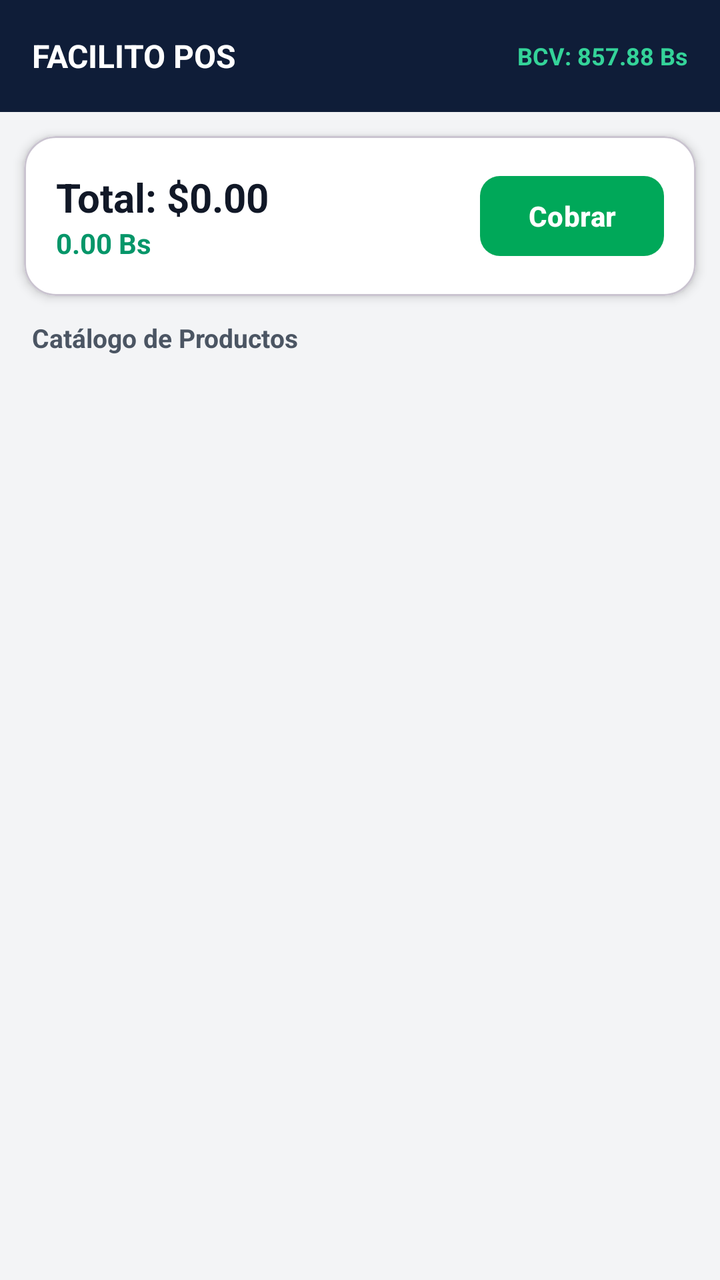
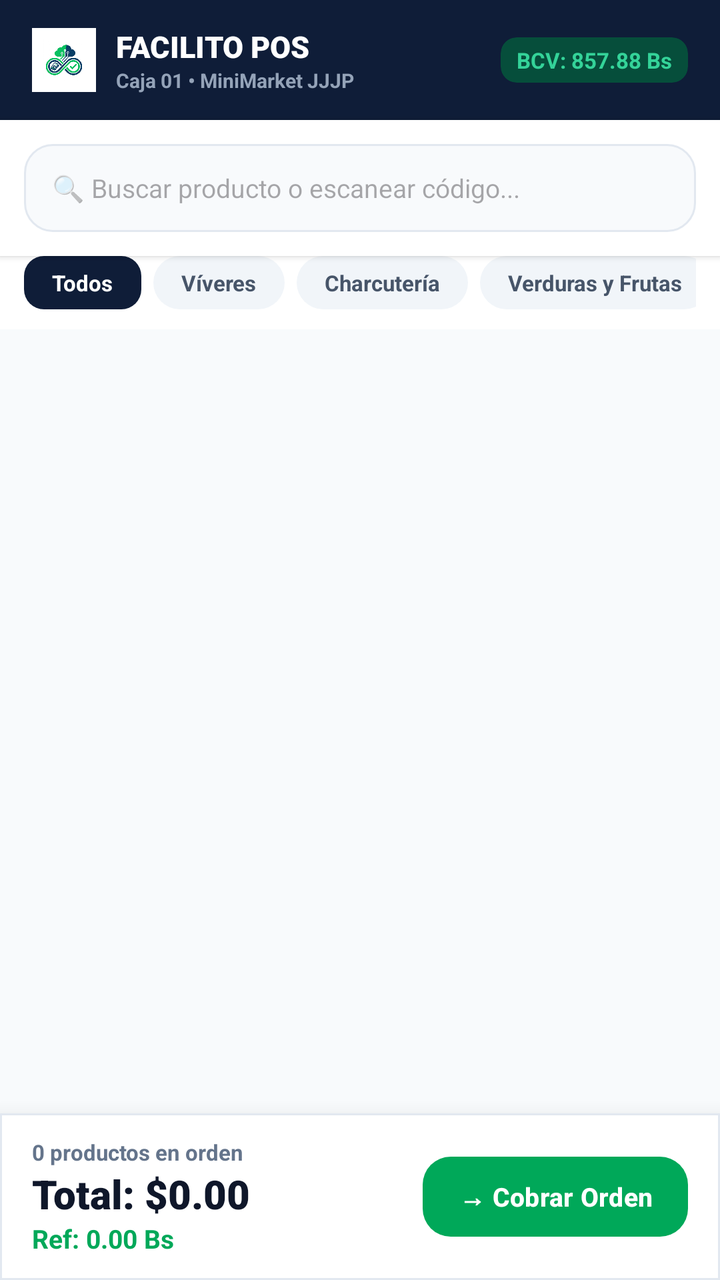

The first picture is an Android layout as it rendered before a commit; the second is the same layout after the commit. The layout source and the unified diff follow.
<!-- AndroidManifest.xml: application theme Theme.FacilitoPOS -->
<!-- res/layout/activity_pos.xml -->
<?xml version="1.0" encoding="utf-8"?>
<LinearLayout xmlns:android="http://schemas.android.com/apk/res/android"
    xmlns:app="http://schemas.android.com/apk/res-auto"
    android:layout_width="match_parent"
    android:layout_height="match_parent"
    android:orientation="vertical"
    android:background="#F3F4F6">

    
    <LinearLayout
        android:layout_width="match_parent"
        android:layout_height="56dp"
        android:background="#0F1D38"
        android:orientation="horizontal"
        android:gravity="center_vertical"
        android:paddingHorizontal="16dp">

        <TextView
            android:layout_width="0dp"
            android:layout_height="wrap_content"
            android:layout_weight="1"
            android:text="FACILITO POS"
            android:textColor="#FFFFFF"
            android:textSize="16sp"
            android:textStyle="bold" />

        <TextView
            android:id="@+id/tvTasaBcv"
            android:layout_width="wrap_content"
            android:layout_height="wrap_content"
            android:text="BCV: 857.88 Bs"
            android:textColor="#34D399"
            android:textSize="12sp"
            android:textStyle="bold" />
    </LinearLayout>

    
    <com.google.android.material.card.MaterialCardView
        android:layout_width="match_parent"
        android:layout_height="wrap_content"
        android:layout_margin="12dp"
        app:cardCornerRadius="16dp"
        app:cardElevation="3dp"
        app:cardBackgroundColor="#FFFFFF">

        <LinearLayout
            android:layout_width="match_parent"
            android:layout_height="wrap_content"
            android:orientation="horizontal"
            android:padding="16dp"
            android:gravity="center_vertical">

            <LinearLayout
                android:layout_width="0dp"
                android:layout_height="wrap_content"
                android:layout_weight="1"
                android:orientation="vertical">

                <TextView
                    android:id="@+id/tvTotalUsd"
                    android:layout_width="wrap_content"
                    android:layout_height="wrap_content"
                    android:text="Total: $0.00"
                    android:textColor="#111827"
                    android:textSize="20sp"
                    android:textStyle="bold" />

                <TextView
                    android:id="@+id/tvTotalBs"
                    android:layout_width="wrap_content"
                    android:layout_height="wrap_content"
                    android:text="0.00 Bs"
                    android:textColor="#059669"
                    android:textSize="14sp"
                    android:textStyle="bold" />
            </LinearLayout>

            <com.google.android.material.button.MaterialButton
                android:id="@+id/btnCobrar"
                android:layout_width="wrap_content"
                android:layout_height="wrap_content"
                android:text="Cobrar"
                android:textSize="14sp"
                android:textStyle="bold"
                app:backgroundTint="#00A859"
                app:cornerRadius="10dp" />
        </LinearLayout>
    </com.google.android.material.card.MaterialCardView>

    
    <TextView
        android:layout_width="wrap_content"
        android:layout_height="wrap_content"
        android:text="Catálogo de Productos"
        android:textColor="#4B5563"
        android:textSize="13sp"
        android:textStyle="bold"
        android:layout_marginHorizontal="16dp"
        android:layout_marginBottom="6dp" />

    <ScrollView
        android:layout_width="match_parent"
        android:layout_height="0dp"
        android:layout_weight="1">

        <LinearLayout
            android:id="@+id/containerProductos"
            android:layout_width="match_parent"
            android:layout_height="wrap_content"
            android:orientation="vertical"
            android:paddingHorizontal="12dp" />
    </ScrollView>

</LinearLayout>
<!-- resources referenced by this layout -->
<resources>
  <style name="Theme.FacilitoPOS" parent="Theme.Material3.DayNight.NoActionBar">
          <item name="colorPrimary">@color/primary</item>
      </style>
  <color name="primary">#00A859</color>
</resources>

<!-- the commit's change to res/layout/activity_pos.xml (unified diff, before → after) -->
@@ -1,53 +1,208 @@
 <?xml version="1.0" encoding="utf-8"?>
-<LinearLayout xmlns:android="http://schemas.android.com/apk/res/android"
+<RelativeLayout xmlns:android="http://schemas.android.com/apk/res/android"
     xmlns:app="http://schemas.android.com/apk/res-auto"
     android:layout_width="match_parent"
     android:layout_height="match_parent"
-    android:orientation="vertical"
-    android:background="#F3F4F6">
+    android:background="#F8FAFC">
 
     
     <LinearLayout
-        android:layout_width="match_parent"
-        android:layout_height="56dp"
+        android:id="@+id/headerBar"
+        android:layout_width="match_parent"
+        android:layout_height="60dp"
         android:background="#0F1D38"
         android:orientation="horizontal"
         android:gravity="center_vertical"
         android:paddingHorizontal="16dp">
 
-        <TextView
+        <ImageView
+            android:layout_width="32dp"
+            android:layout_height="32dp"
+            android:src="@drawable/ic_launcher"
+            android:layout_marginEnd="10dp" />
+
+        <LinearLayout
             android:layout_width="0dp"
             android:layout_height="wrap_content"
             android:layout_weight="1"
-            android:text="FACILITO POS"
-            android:textColor="#FFFFFF"
-            android:textSize="16sp"
-            android:textStyle="bold" />
-
-        <TextView
-            android:id="@+id/tvTasaBcv"
+            android:orientation="vertical">
+
+            <TextView
+                android:layout_width="wrap_content"
+                android:layout_height="wrap_content"
+                android:text="FACILITO POS"
+                android:textColor="#FFFFFF"
+                android:textSize="15sp"
+                android:fontFamily="sans-serif-black" />
+
+            <TextView
+                android:id="@+id/tvTerminalInfo"
+                android:layout_width="wrap_content"
+                android:layout_height="wrap_content"
+                android:text="Caja 01 • MiniMarket JJJP"
+                android:textColor="#94A3B8"
+                android:textSize="10sp"
+                android:textStyle="bold" />
+        </LinearLayout>
+
+        <com.google.android.material.card.MaterialCardView
             android:layout_width="wrap_content"
             android:layout_height="wrap_content"
-            android:text="BCV: 857.88 Bs"
-            android:textColor="#34D399"
-            android:textSize="12sp"
-            android:textStyle="bold" />
+            app:cardCornerRadius="8dp"
+            app:cardBackgroundColor="#064E3B"
+            app:strokeWidth="0dp">
+
+            <TextView
+                android:id="@+id/tvTasaBcv"
+                android:layout_width="wrap_content"
+                android:layout_height="wrap_content"
+                android:text="BCV: 857.88 Bs"
+                android:textColor="#34D399"
+                android:textSize="11sp"
+                android:textStyle="bold"
+                android:paddingHorizontal="8dp"
+                android:paddingVertical="4dp" />
+        </com.google.android.material.card.MaterialCardView>
     </LinearLayout>
 
     
+    <LinearLayout
+        android:id="@+id/searchSection"
+        android:layout_width="match_parent"
+        android:layout_height="wrap_content"
+        android:layout_below="@id/headerBar"
+        android:background="#FFFFFF"
+        android:padding="12dp"
+        android:elevation="2dp">
+
+        <EditText
+            android:id="@+id/etBuscar"
+            android:layout_width="match_parent"
+            android:layout_height="44dp"
+            android:background="@drawable/bg_input"
+            android:hint="🔍 Buscar producto o escanear código..."
+            android:textSize="13sp"
+            android:textColor="#0F172A"
+            android:paddingHorizontal="14dp"
+            android:inputType="text" />
+    </LinearLayout>
+
+    
+    <HorizontalScrollView
+        android:id="@+id/categoryScroll"
+        android:layout_width="match_parent"
+        android:layout_height="wrap_content"
+        android:layout_below="@id/searchSection"
+        android:scrollbars="none"
+        android:background="#FFFFFF"
+        android:paddingBottom="10dp"
+        android:paddingHorizontal="12dp">
+
+        <LinearLayout
+            android:id="@+id/layoutCategories"
+            android:layout_width="wrap_content"
+            android:layout_height="wrap_content"
+            android:orientation="horizontal">
+
+            <TextView
+                android:id="@+id/catTodos"
+                android:layout_width="wrap_content"
+                android:layout_height="wrap_content"
+                android:text="Todos"
+                android:textSize="11sp"
+                android:textStyle="bold"
+                android:textColor="#FFFFFF"
+                android:background="@drawable/bg_tab_active"
+                android:paddingHorizontal="14dp"
+                android:paddingVertical="6dp"
+                android:layout_marginEnd="6dp" />
+
+            <TextView
+                android:id="@+id/catViveres"
+                android:layout_width="wrap_content"
+                android:layout_height="wrap_content"
+                android:text="Víveres"
+                android:textSize="11sp"
+                android:textStyle="bold"
+                android:textColor="#475569"
+                android:background="@drawable/bg_tabs"
+                android:paddingHorizontal="14dp"
+                android:paddingVertical="6dp"
+                android:layout_marginEnd="6dp" />
+
+            <TextView
+                android:id="@+id/catCharcuteria"
+                android:layout_width="wrap_content"
+                android:layout_height="wrap_content"
+                android:text="Charcutería"
+                android:textSize="11sp"
+                android:textStyle="bold"
+                android:textColor="#475569"
+                android:background="@drawable/bg_tabs"
+                android:paddingHorizontal="14dp"
+                android:paddingVertical="6dp"
+                android:layout_marginEnd="6dp" />
+
+            <TextView
+                android:id="@+id/catVerduras"
+                android:layout_width="wrap_content"
+                android:layout_height="wrap_content"
+                android:text="Verduras y Frutas"
+                android:textSize="11sp"
+                android:textStyle="bold"
+                android:textColor="#475569"
+                android:background="@drawable/bg_tabs"
+                android:paddingHorizontal="14dp"
+                android:paddingVertical="6dp"
+                android:layout_marginEnd="6dp" />
+
+            <TextView
+                android:id="@+id/catHigiene"
+                android:layout_width="wrap_content"
+                android:layout_height="wrap_content"
+                android:text="Higiene"
+                android:textSize="11sp"
+                android:textStyle="bold"
+                android:textColor="#475569"
+                android:background="@drawable/bg_tabs"
+                android:paddingHorizontal="14dp"
+                android:paddingVertical="6dp" />
+        </LinearLayout>
+    </HorizontalScrollView>
+
+    
+    <ScrollView
+        android:layout_width="match_parent"
+        android:layout_height="match_parent"
+        android:layout_below="@id/categoryScroll"
+        android:layout_above="@+id/cartBottomBar"
+        android:padding="12dp">
+
+        <LinearLayout
+            android:id="@+id/containerProductos"
+            android:layout_width="match_parent"
+            android:layout_height="wrap_content"
+            android:orientation="vertical" />
+    </ScrollView>
+
+    
     <com.google.android.material.card.MaterialCardView
+        android:id="@+id/cartBottomBar"
         android:layout_width="match_parent"
         android:layout_height="wrap_content"
-        android:layout_margin="12dp"
-        app:cardCornerRadius="16dp"
-        app:cardElevation="3dp"
-        app:cardBackgroundColor="#FFFFFF">
+        android:layout_alignParentBottom="true"
+        app:cardCornerRadius="0dp"
+        app:cardElevation="16dp"
+        app:cardBackgroundColor="#FFFFFF"
+        app:strokeWidth="1dp"
+        app:strokeColor="#E2E8F0">
 
         <LinearLayout
             android:layout_width="match_parent"
             android:layout_height="wrap_content"
             android:orientation="horizontal"
-            android:padding="16dp"
+            android:paddingHorizontal="16dp"
+            android:paddingVertical="12dp"
             android:gravity="center_vertical">
 
             <LinearLayout
@@ -55,60 +210,47 @@
                 android:layout_height="wrap_content"
                 android:layout_weight="1"
                 android:orientation="vertical">
+
+                <TextView
+                    android:id="@+id/tvItemsCount"
+                    android:layout_width="wrap_content"
+                    android:layout_height="wrap_content"
+                    android:text="0 productos en orden"
+                    android:textColor="#64748B"
+                    android:textSize="11sp"
+                    android:textStyle="bold" />
 
                 <TextView
                     android:id="@+id/tvTotalUsd"
                     android:layout_width="wrap_content"
                     android:layout_height="wrap_content"
                     android:text="Total: $0.00"
-                    android:textColor="#111827"
+                    android:textColor="#0F172A"
                     android:textSize="20sp"
-                    android:textStyle="bold" />
+                    android:fontFamily="sans-serif-black" />
 
                 <TextView
                     android:id="@+id/tvTotalBs"
                     android:layout_width="wrap_content"
                     android:layout_height="wrap_content"
-                    android:text="0.00 Bs"
-                    android:textColor="#059669"
-                    android:textSize="14sp"
+                    android:text="Ref: 0.00 Bs"
+                    android:textColor="#00A859"
+                    android:textSize="13sp"
                     android:textStyle="bold" />
             </LinearLayout>
 
             <com.google.android.material.button.MaterialButton
                 android:id="@+id/btnCobrar"
                 android:layout_width="wrap_content"
-                android:layout_height="wrap_content"
-                android:text="Cobrar"
-                android:textSize="14sp"
-                android:textStyle="bold"
+                android:layout_height="48dp"
+                android:text="→ Cobrar Orden"
+                android:textSize="13sp"
+                android:textStyle="bold"
+                android:textColor="#FFFFFF"
                 app:backgroundTint="#00A859"
-                app:cornerRadius="10dp" />
+                app:cornerRadius="14dp"
+                android:paddingHorizontal="18dp" />
         </LinearLayout>
     </com.google.android.material.card.MaterialCardView>
 
-    
-    <TextView
-        android:layout_width="wrap_content"
-        android:layout_height="wrap_content"
-        android:text="Catálogo de Productos"
-        android:textColor="#4B5563"
-        android:textSize="13sp"
-        android:textStyle="bold"
-        android:layout_marginHorizontal="16dp"
-        android:layout_marginBottom="6dp" />
-
-    <ScrollView
-        android:layout_width="match_parent"
-        android:layout_height="0dp"
-        android:layout_weight="1">
-
-        <LinearLayout
-            android:id="@+id/containerProductos"
-            android:layout_width="match_parent"
-            android:layout_height="wrap_content"
-            android:orientation="vertical"
-            android:paddingHorizontal="12dp" />
-    </ScrollView>
-
-</LinearLayout>
+</RelativeLayout>
<!-- resource entries referenced after the edit -->
@@ -1,5 +1,25 @@
 <!-- resources referenced by this layout -->
 <resources>
+  <!-- drawable bg_input (drawable) -->
+  <?xml version="1.0" encoding="utf-8"?>
+  <shape xmlns:android="http://schemas.android.com/apk/res/android">
+      <solid android:color="#F8FAFC" />
+      <stroke android:width="1dp" android:color="#E2E8F0" />
+      <corners android:radius="14dp" />
+  </shape>
+  <!-- drawable bg_tab_active (drawable) -->
+  <?xml version="1.0" encoding="utf-8"?>
+  <shape xmlns:android="http://schemas.android.com/apk/res/android">
+      <solid android:color="#0F1D38" />
+      <corners android:radius="10dp" />
+  </shape>
+  <!-- drawable bg_tabs (drawable) -->
+  <?xml version="1.0" encoding="utf-8"?>
+  <shape xmlns:android="http://schemas.android.com/apk/res/android">
+      <solid android:color="#F1F5F9" />
+      <corners android:radius="14dp" />
+  </shape>
+  <!-- drawable ic_launcher: png bitmap (drawable, 89211 bytes) -->
   <style name="Theme.FacilitoPOS" parent="Theme.Material3.DayNight.NoActionBar">
           <item name="colorPrimary">@color/primary</item>
       </style>
